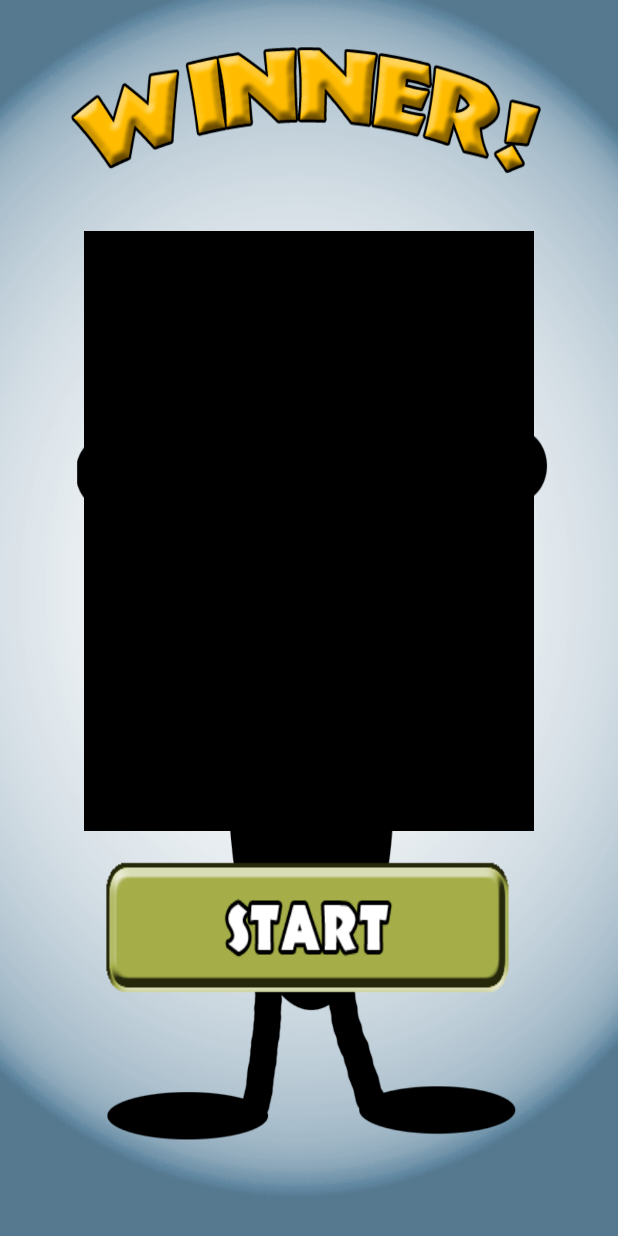
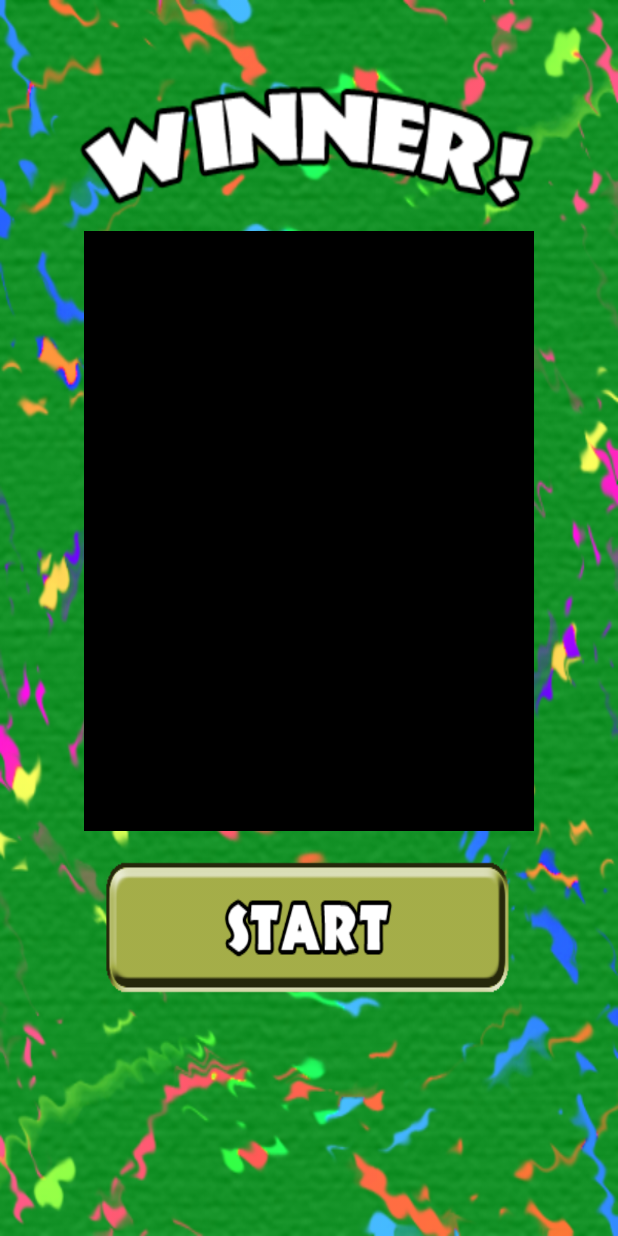
Before and after one commit to hana9235/farkle-app, an Android app: the layout winner.xml on its own in the app's theme, with its tools: preview values and no code run, on a phone screen of 412 x 824 dp. Run offline under Robolectric (Android 15) with nearby library versions, the phone set to English and light mode, and no system bars.

Commit message:
change winner screen background

```diff
--- a/android/app/src/main/res/layout/winner.xml
+++ b/android/app/src/main/res/layout/winner.xml
@@ -6,7 +6,7 @@
         android:layout_height="fill_parent"
         android:gravity="center_horizontal|center_vertical"
         android:orientation="vertical"
-        android:background="@drawable/winner_screen">
+        android:background="@drawable/winnerscreenbkg">
 
         <ListView
             android:layout_width="300dp"
```
Also changed, not shown: android/app/src/main/res/drawable/winnerscreenbkg.png (added).
